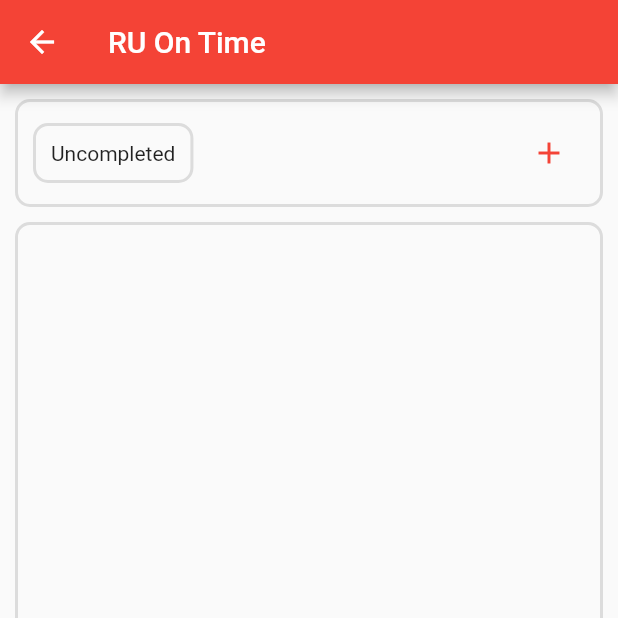
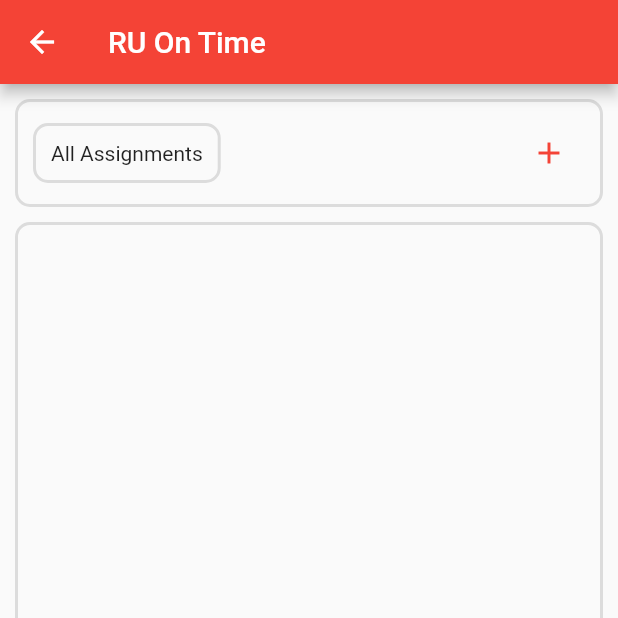
Before and after one commit to Wingo206/RU_On_Time, a Flutter app: the MyHomePage screen opened directly, item 5 of the bottom bar chosen, on a phone screen of 412 x 824 dp, the top half of it. Run offline on Flutter 3.47's test engine with Material 2 defaults, Android fonts, the phone set to English and light mode, and no system bars; our stand-ins replace cloud_firestore, firebase_auth, firebase_core, table_calendar; missing offline and left inert: cloud_firestore_web, firebase_auth_web, firebase_core_web; accounts and stored records are empty; network calls fail.

Commit message:
more than one query mode for assignment list

```diff
--- a/lib/data_manager.dart
+++ b/lib/data_manager.dart
@@ -13,8 +13,9 @@ class DataManager {
   DocumentReference get userRef => usersCollection.doc(uid);
 
   CollectionReference get assignmentsCollection => usersCollection.doc(uid).collection('assignments');
-  Stream<QuerySnapshot> get assignmentStream => assignmentsCollection.orderBy('due date', descending: false).snapshots();
-  Stream<QuerySnapshot> get assignmentStreamFiltered => assignmentsCollection.where('completed', isEqualTo: false).orderBy('due date', descending: false).snapshots();
+  Stream<QuerySnapshot> get assignmentStreamAll => assignmentsCollection.orderBy('due date', descending: false).snapshots();
+  Stream<QuerySnapshot> get assignmentStreamIncomplete => assignmentsCollection.where('completed', isEqualTo: false).orderBy('due date', descending: false).snapshots();
+  Stream<QuerySnapshot> get assignmentStreamCompleted => assignmentsCollection.where('completed', isEqualTo: true).orderBy('due date', descending: false).snapshots();
 
   CollectionReference get petsCollection => usersCollection.doc(uid).collection('pets');
   Stream<QuerySnapshot> get petStream => petsCollection.orderBy('start date', descending: false).snapshots();
--- a/lib/page/assignments.dart
+++ b/lib/page/assignments.dart
@@ -19,12 +19,15 @@ class AssignmentsPage extends StatefulWidget {
 
 class _AssignmentsPageState extends State<AssignmentsPage> {
   bool _showForm = false;
-  bool _showCompleted = false;
+  int _showIndex = 0;
+  final List<String> showOptions = ["All Assignments", "Incomplete", "Completed"];
   AssignmentForm _currentForm = AssignmentForm();
   List<Assignment> _assignments = [];
 
   @override
   Widget build(BuildContext context) {
+    DataManager dataManager = context.read<DataManager>();
+    List<Stream<QuerySnapshot>> streams = [dataManager.assignmentStreamAll, dataManager.assignmentStreamIncomplete, dataManager.assignmentStreamCompleted];
     List<Widget> rowWidgets = [
       Expanded(
         child: Align(
@@ -32,11 +35,12 @@ class _AssignmentsPageState extends State<AssignmentsPage> {
           child: GestureDetector(
             onTap: () {
               setState(() {
-                _showCompleted = !_showCompleted;
+                _showIndex++;
+                _showIndex%=3;
               });
             },
             child: OutlineBox(
-              child: Text((_showCompleted) ? "Completed" : "Uncompleted"),
+              child: Text(showOptions[_showIndex]),
             ),
           ),
         ),
@@ -78,10 +82,9 @@ class _AssignmentsPageState extends State<AssignmentsPage> {
         ),
       );
     }
-    DataManager dataManager = context.read<DataManager>();
     columnWidgets.add(
       StreamBuilder<QuerySnapshot>(
-        stream: (_showCompleted) ? dataManager.assignmentStream : dataManager.assignmentStreamFiltered,
+        stream: streams[_showIndex],
         builder: (BuildContext context, AsyncSnapshot<QuerySnapshot> snapshot) {
           if (snapshot.hasError) {
             return Text('Something went wrong');
--- a/lib/page/calendar.dart
+++ b/lib/page/calendar.dart
@@ -57,7 +57,7 @@ class _CalendarState extends State<Calendar> {
   @override
   Widget build(BuildContext context) {
     return StreamBuilder<QuerySnapshot>(
-      stream: context.read<DataManager>().assignmentStreamFiltered,
+      stream: context.read<DataManager>().assignmentStreamIncomplete,
       builder: (BuildContext context, AsyncSnapshot<QuerySnapshot> snapshot) {
         List<Widget> widgetsList = [
           SizedBox(
--- a/lib/page/pets.dart
+++ b/lib/page/pets.dart
@@ -15,7 +15,7 @@ int pettingCost = 3;
 double pettingAmount = 5.0;
 int feedingCost = 5;
 double feedingAmount = 5.0;
-int cleaningCost = 15;
+int cleaningCost = 7;
 double cleaningAmount = 5.0;
 
 class PetsPage extends StatelessWidget {
```
